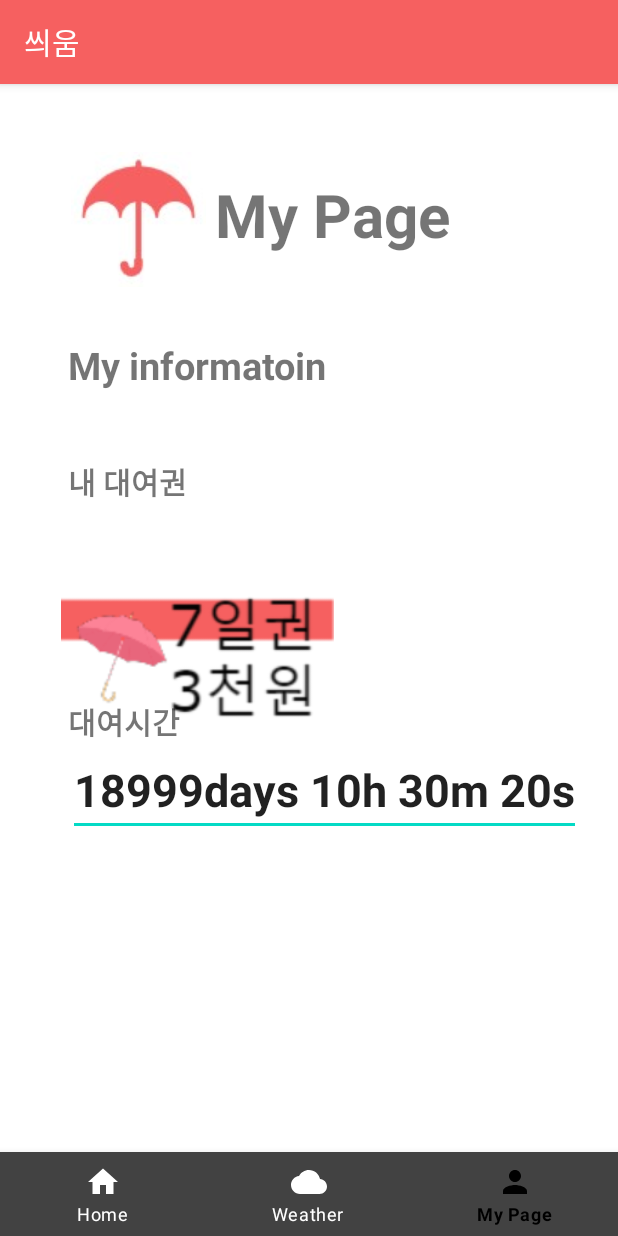
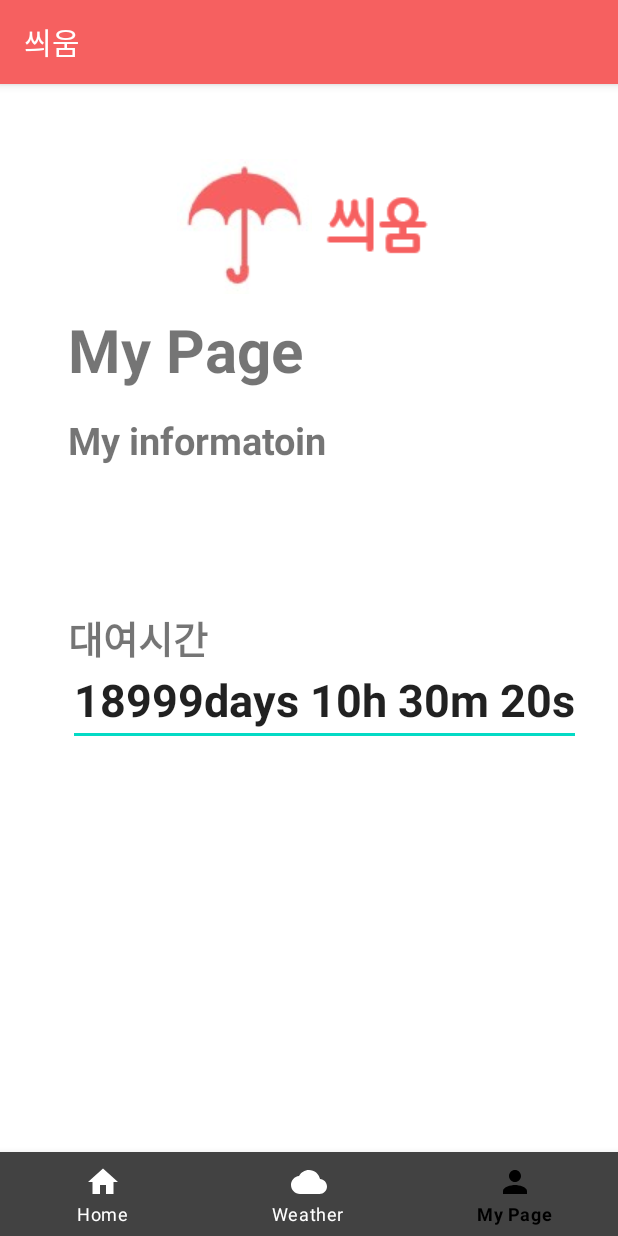
Before and after one commit to senajang/SSIUM_UMBRELLA_RENTSYSTEM, an Android app: the MypageActivity screen opened directly, with no data from a screen before it, on a phone screen of 412 x 824 dp. Run offline under Robolectric (Android 15) with nearby library versions, the phone set to English and light mode, and no system bars; our stand-ins replace Firebase (no records; nobody signed in at launch, a user with empty details on screens opened directly).

Commit message:
<feat>: <My Page 결제권 이미지 삭제> My page에 사용하지 않는 결제권 이미지를 삭제하였습니다. NO.26

```diff
--- a/app/src/main/res/layout/activity_mypage.xml
+++ b/app/src/main/res/layout/activity_mypage.xml
@@ -16,15 +16,28 @@
         app:menu="@menu/menu_navigation"
         android:layout_alignParentBottom="true"/>
 
-    <ImageView
-        android:id="@+id/imageView"
+
+    <LinearLayout
         android:layout_width="wrap_content"
         android:layout_height="wrap_content"
-        android:layout_alignParentStart="true"
-        android:layout_alignParentTop="true"
-        android:layout_marginStart="47dp"
-        android:layout_marginTop="45dp"
+        android:layout_marginTop="50dp"
+        android:layout_centerHorizontal="true"
+        android:gravity="center">
+
+        <ImageView
+            android:id="@+id/imageView1"
+            android:layout_width="wrap_content"
+            android:layout_height="wrap_content"
+            app:layout_constraintEnd_toEndOf="parent"
+            app:layout_constraintStart_toStartOf="parent"
             app:srcCompat="@drawable/ic_umbrella" />
+
+        <ImageView
+            android:id="@+id/imageView2"
+            android:layout_width="wrap_content"
+            android:layout_height="wrap_content"
+            app:srcCompat="@drawable/ssium_text" />
+    </LinearLayout>
 
     <TextView
         android:id="@+id/textView"
@@ -32,11 +45,12 @@
         android:layout_height="wrap_content"
         android:layout_alignParentStart="true"
         android:layout_alignParentTop="true"
-        android:layout_marginStart="143dp"
-        android:layout_marginTop="60dp"
+        android:text="My Page"
+        android:layout_marginTop="150dp"
+        android:layout_marginLeft="45dp"
         android:textSize="40sp"
-        android:textStyle="bold"
-        android:text="My Page" />
+        android:textStyle="bold" />
+
 
     <TextView
             android:id="@+id/me"
@@ -45,7 +59,7 @@
             android:layout_alignParentStart="true"
             android:layout_alignParentTop="true"
             android:layout_marginStart="45dp"
-        android:layout_marginTop="170dp"
+            android:layout_marginTop="220dp"
             android:text="My informatoin"
             android:textSize="25sp"
             android:textStyle="bold" />
@@ -57,33 +71,9 @@
         android:layout_alignParentStart="true"
         android:layout_alignParentTop="true"
         android:layout_marginStart="45dp"
-        android:layout_marginTop="205dp"
+        android:layout_marginTop="250dp"
         android:text="email: qwer@naver.com"
         android:textSize="20sp" />
-
-    <TextView
-        android:id="@+id/myrent"
-        android:layout_width="wrap_content"
-        android:layout_height="wrap_content"
-        android:layout_alignParentStart="true"
-        android:layout_alignParentTop="true"
-        android:layout_marginStart="45dp"
-        android:layout_marginTop="250dp"
-        android:text="내 대여권"
-        android:textSize="20sp"
-        android:textStyle="bold" />
-
-    <ImageView
-        android:id="@+id/imageView2"
-        android:layout_width="256dp"
-        android:layout_height="109dp"
-        android:layout_alignParentStart="true"
-        android:layout_alignParentEnd="true"
-        android:layout_alignParentBottom="true"
-        android:layout_marginStart="3dp"
-        android:layout_marginEnd="152dp"
-        android:layout_marginBottom="330dp"
-        app:srcCompat="@drawable/_7d" />
 
     <TextView
         android:id="@+id/myrenttime"
@@ -92,9 +82,9 @@
         android:layout_alignParentStart="true"
         android:layout_alignParentTop="true"
         android:layout_marginStart="45dp"
-        android:layout_marginTop="410dp"
+        android:layout_marginTop="350dp"
         android:text="대여시간"
-        android:textSize="20sp"
+        android:textSize="25sp"
         android:textStyle="bold" />
 
     <EditText
@@ -104,12 +94,9 @@
         android:layout_alignParentStart="true"
         android:layout_alignParentTop="true"
         android:layout_marginStart="45dp"
-        android:layout_marginTop="440dp"
+        android:layout_marginTop="380dp"
         android:text="0day 0h 0m"
         android:textSize="30sp"
         android:textStyle="bold" />
 
-
-
-
 </RelativeLayout>
```
Also changed, not shown: app/src/main/res/layout/activity_cardinfo.xml (deleted, +0 -53 lines), app/src/main/res/drawable/_10d.png (added), app/src/main/res/drawable/_14d.png (added), app/src/main/res/drawable/_3d.png (added), app/src/main/res/drawable/_5d.png (added), app/src/main/res/drawable/_7d.png (deleted), app/src/main/res/drawable/_d.png (deleted), app/src/main/res/drawable/_day.png (deleted), 1 other file. Lines whose indentation alone changed are shown as unchanged.
